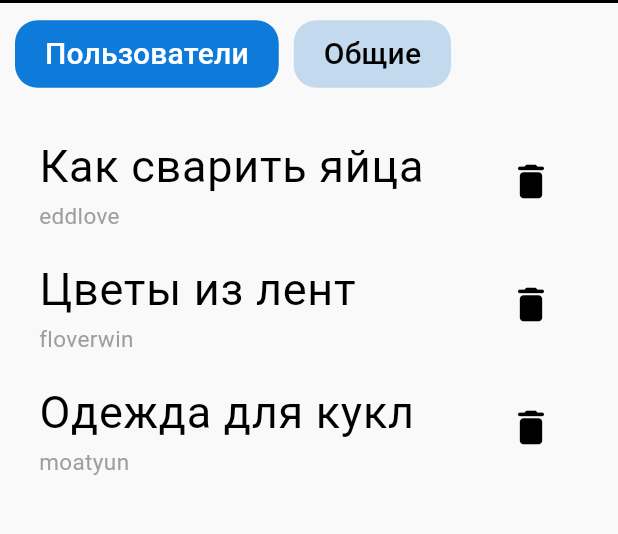
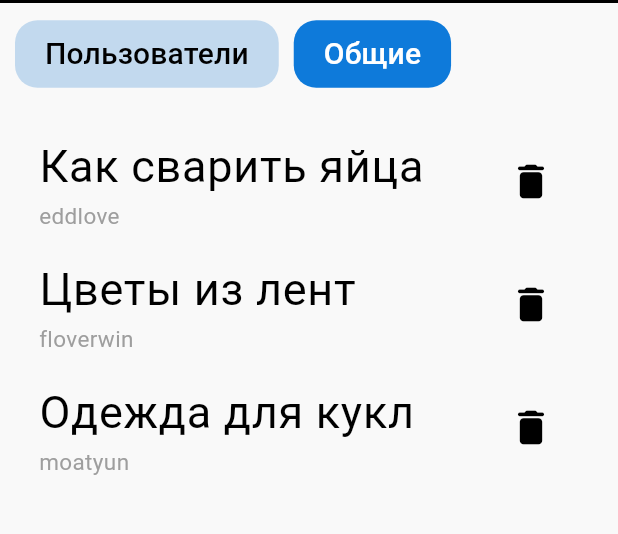
Before and after one commit to DureevaElena/ProgressTrackerapp_client, a Flutter app: the AdminCommunityDoalsScreen screen opened by its route, on a phone screen of 412 x 824 dp, the part 150-684 px from its top. Run offline on Flutter 3.47's test engine with Material 3 defaults, Android fonts, the phone set to English and light mode, and no system bars; missing offline and left inert: appmetrica_plugin; Roboto replaces fonts that are missing (Montserrat).

Commit message:
редактирование кнопок

```diff
--- a/lib/admin_community_goals_screen.dart
+++ b/lib/admin_community_goals_screen.dart
@@ -1,5 +1,4 @@
 import 'package:flutter/material.dart';
-
 
 class AdminCommunityDoalsScreen extends StatelessWidget {
   const AdminCommunityDoalsScreen({Key? key}) : super(key: key);
@@ -9,18 +8,19 @@ class AdminCommunityDoalsScreen extends StatelessWidget {
     return Scaffold(
       appBar: AppBar(
         toolbarHeight: 100,
-        leading: Padding(padding: EdgeInsets.all(15),
+        leading: Padding(
+          padding: EdgeInsets.all(15),
           child: Image.asset('assets/logo.png'),
         ),
         leadingWidth: 90,
-        title: const Text('ProgressTracker',
+        title: const Text(
+          'ProgressTracker',
           style: TextStyle(
-          fontFamily: 'Montserrat',
-          fontSize: 30,
-          color: Colors.black),
+              fontFamily: 'Montserrat', fontSize: 30, color: Colors.black),
         ),
         actions: [
-          IconButton(onPressed: (){
+          IconButton(
+            onPressed: () {
               Navigator.pushNamed(context, '/AdminPersonalInformationScreen');
             },
             icon: Icon(Icons.account_box_outlined),
@@ -48,35 +48,13 @@ class AdminCommunityDoalsScreen extends StatelessWidget {
                     Navigator.pushNamed(context, '/AdminUsersScreen');
                   },
                   style: ElevatedButton.styleFrom(
-                  backgroundColor: Color.fromARGB(255, 14, 122, 218),
-                  padding: const EdgeInsets.symmetric(vertical: 8, horizontal: 20),
-                  shape: RoundedRectangleBorder(borderRadius: BorderRadius.circular(15))
-                ),
-
+                      backgroundColor: Color.fromARGB(255, 194, 217, 238),
+                      padding: const EdgeInsets.symmetric(
+                          vertical: 8, horizontal: 20),
+                      shape: RoundedRectangleBorder(
+                          borderRadius: BorderRadius.circular(15))),
                   child: const Text(
                     'Пользователи',
-                  style: TextStyle(
-                    fontFamily: 'Montserrat',
-                    color: Colors.white,
-                    fontSize: 20,
-                  ),
-
-                ),
-              ),
-
-              SizedBox(width: 10),
-
-              TextButton(
-                onPressed: () {
-                  //ты в этой вкладке
-                },
-                style: ElevatedButton.styleFrom(
-                  backgroundColor: Color.fromARGB(255, 194,217,238),
-                  padding: const EdgeInsets.symmetric(vertical: 8, horizontal: 20),
-                  shape: RoundedRectangleBorder(borderRadius: BorderRadius.circular(15))
-                ),
-                child: const Text(
-                  'Общие',
                     style: TextStyle(
                       fontFamily: 'Montserrat',
                       color: Colors.black,
@@ -84,17 +62,43 @@ class AdminCommunityDoalsScreen extends StatelessWidget {
                     ),
                   ),
                 ),
-
+                SizedBox(width: 10),
+                TextButton(
+                  onPressed: () {
+                    //ты в этой вкладке
+                  },
+                  style: ElevatedButton.styleFrom(
+                      backgroundColor: Color.fromARGB(255, 14, 122, 218),
+                      padding: const EdgeInsets.symmetric(
+                          vertical: 8, horizontal: 20),
+                      shape: RoundedRectangleBorder(
+                          borderRadius: BorderRadius.circular(15))),
+                  child: const Text(
+                    'Общие',
+                    style: TextStyle(
+                      fontFamily: 'Montserrat',
+                      color: Colors.white,
+                      fontSize: 20,
+                    ),
+                  ),
+                ),
               ],
             ),
             SizedBox(height: 20),
-
             Expanded(
               child: ListView(
-                children:  [
+                children: [
                   ListTile(
-                    title: Text('Как сварить яйца', style: TextStyle(fontFamily: 'Montserrat', color: Colors.black, fontSize: 30)),
-                    subtitle: Text('eddlove', style: TextStyle(fontFamily: 'Montserrat', color: Colors.grey, fontSize: 15)),
+                    title: Text('Как сварить яйца',
+                        style: TextStyle(
+                            fontFamily: 'Montserrat',
+                            color: Colors.black,
+                            fontSize: 30)),
+                    subtitle: Text('eddlove',
+                        style: TextStyle(
+                            fontFamily: 'Montserrat',
+                            color: Colors.grey,
+                            fontSize: 15)),
                     trailing: IconButton(
                       onPressed: () {
                         // Удаление из списка
@@ -105,8 +109,16 @@ class AdminCommunityDoalsScreen extends StatelessWidget {
                     ),
                   ),
                   ListTile(
-                    title: Text('Цветы из лент', style: TextStyle(fontFamily: 'Montserrat', color: Colors.black, fontSize: 30)),
-                    subtitle: Text('floverwin', style: TextStyle(fontFamily: 'Montserrat', color: Colors.grey, fontSize: 15)),
+                    title: Text('Цветы из лент',
+                        style: TextStyle(
+                            fontFamily: 'Montserrat',
+                            color: Colors.black,
+                            fontSize: 30)),
+                    subtitle: Text('floverwin',
+                        style: TextStyle(
+                            fontFamily: 'Montserrat',
+                            color: Colors.grey,
+                            fontSize: 15)),
                     trailing: IconButton(
                       onPressed: () {
                         // Удаление из списка
@@ -117,8 +129,16 @@ class AdminCommunityDoalsScreen extends StatelessWidget {
                     ),
                   ),
                   ListTile(
-                    title: Text('Одежда для кукл', style: TextStyle(fontFamily: 'Montserrat', color: Colors.black, fontSize: 30)),
-                    subtitle: Text('moatyun', style: TextStyle(fontFamily: 'Montserrat', color: Colors.grey, fontSize: 15)),
+                    title: Text('Одежда для кукл',
+                        style: TextStyle(
+                            fontFamily: 'Montserrat',
+                            color: Colors.black,
+                            fontSize: 30)),
+                    subtitle: Text('moatyun',
+                        style: TextStyle(
+                            fontFamily: 'Montserrat',
+                            color: Colors.grey,
+                            fontSize: 15)),
                     trailing: IconButton(
                       onPressed: () {
                         // Удаление из списка
@@ -131,17 +151,9 @@ class AdminCommunityDoalsScreen extends StatelessWidget {
                 ],
               ),
             ),
-
-
-
-
-
-
-
           ],
         ),
       ),
-
     );
   }
 }
```
Also changed, not shown: pubspec.lock. Lines whose indentation alone changed are shown as unchanged.
